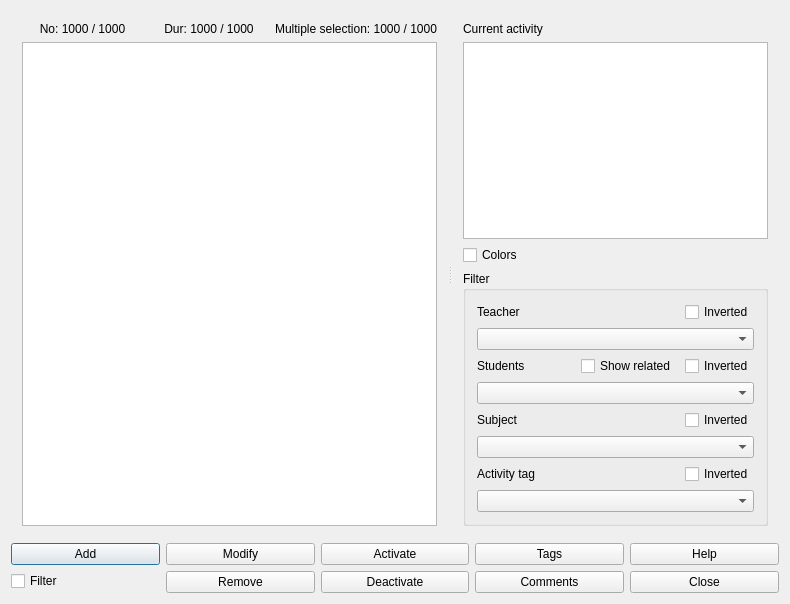
Old version of the form fet/src/interface/activitiesform_template.ui in the repository vonmecheln/fet.
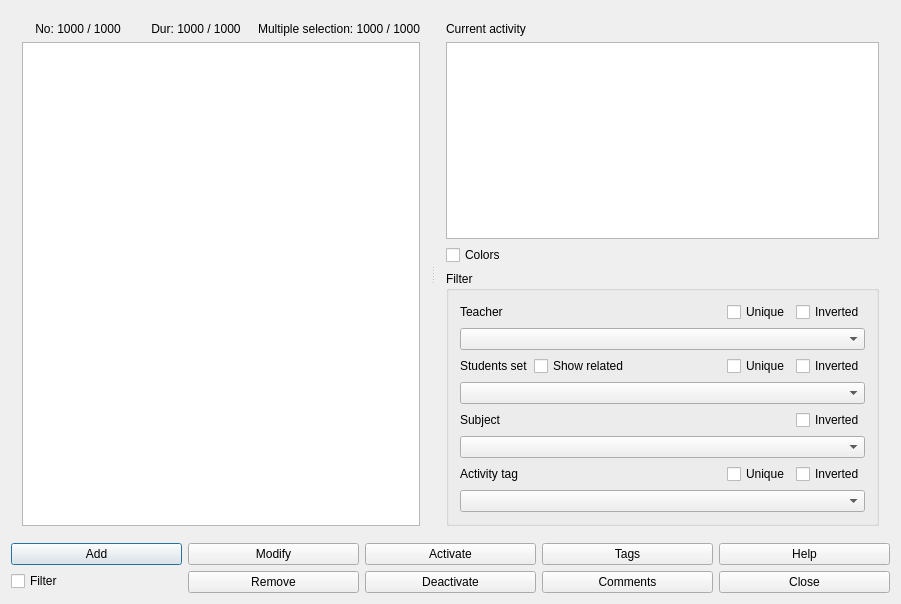
New version of the form.

What changed in the file:
```diff
--- a/fet/src/interface/activitiesform_template.ui
+++ b/fet/src/interface/activitiesform_template.ui
@@ -6,7 +6,7 @@
    <rect>
     <x>0</x>
     <y>0</y>
-    <width>790</width>
+    <width>901</width>
     <height>604</height>
    </rect>
   </property>
@@ -109,6 +109,26 @@
               </property>
              </widget>
             </item>
+            <item>
+             <spacer name="horizontalSpacer">
+              <property name="orientation">
+               <enum>Qt::Horizontal</enum>
+              </property>
+              <property name="sizeHint" stdset="0">
+               <size>
+                <width>40</width>
+                <height>20</height>
+               </size>
+              </property>
+             </spacer>
+            </item>
+            <item>
+             <widget class="QCheckBox" name="singleTeacherCheckBox">
+              <property name="text">
+               <string comment="Activities which have a unique teacher ('unique' refers to teacher)">Unique</string>
+              </property>
+             </widget>
+            </item>
             <item>
              <widget class="QCheckBox" name="invertedTeacherCheckBox">
               <property name="sizePolicy">
@@ -132,7 +152,7 @@
             <item>
              <widget class="QLabel" name="studentsTextLabel">
               <property name="text">
-               <string comment="It refers to students sets, but I want to keep the string short">Students</string>
+               <string>Students set</string>
               </property>
              </widget>
             </item>
@@ -143,6 +163,26 @@
               </property>
              </widget>
             </item>
+            <item>
+             <spacer name="horizontalSpacer_3">
+              <property name="orientation">
+               <enum>Qt::Horizontal</enum>
+              </property>
+              <property name="sizeHint" stdset="0">
+               <size>
+                <width>40</width>
+                <height>20</height>
+               </size>
+              </property>
+             </spacer>
+            </item>
+            <item>
+             <widget class="QCheckBox" name="singleStudentsSetCheckBox">
+              <property name="text">
+               <string comment="Activities which have a unique students set ('unique' refers to students set)">Unique</string>
+              </property>
+             </widget>
+            </item>
             <item>
              <widget class="QCheckBox" name="invertedStudentsCheckBox">
               <property name="sizePolicy">
@@ -170,6 +210,19 @@
               </property>
              </widget>
             </item>
+            <item>
+             <spacer name="horizontalSpacer_4">
+              <property name="orientation">
+               <enum>Qt::Horizontal</enum>
+              </property>
+              <property name="sizeHint" stdset="0">
+               <size>
+                <width>40</width>
+                <height>20</height>
+               </size>
+              </property>
+             </spacer>
+            </item>
             <item>
              <widget class="QCheckBox" name="invertedSubjectCheckBox">
               <property name="sizePolicy">
@@ -197,6 +250,26 @@
               </property>
              </widget>
             </item>
+            <item>
+             <spacer name="horizontalSpacer_2">
+              <property name="orientation">
+               <enum>Qt::Horizontal</enum>
+              </property>
+              <property name="sizeHint" stdset="0">
+               <size>
+                <width>40</width>
+                <height>20</height>
+               </size>
+              </property>
+             </spacer>
+            </item>
+            <item>
+             <widget class="QCheckBox" name="singleActivityTagCheckBox">
+              <property name="text">
+               <string comment="Activities which have a unique activity tag ('unique' refers to activity tag)">Unique</string>
+              </property>
+             </widget>
+            </item>
             <item>
              <widget class="QCheckBox" name="invertedActivityTagCheckBox">
               <property name="sizePolicy">
```
